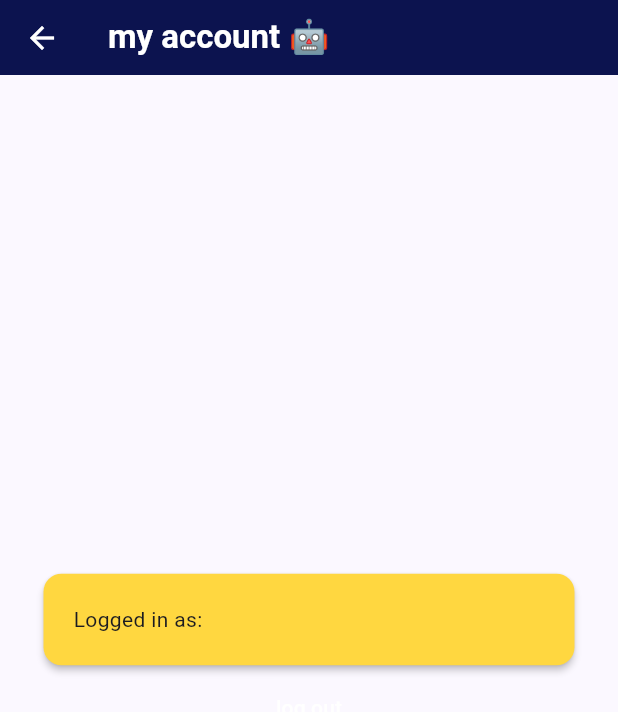
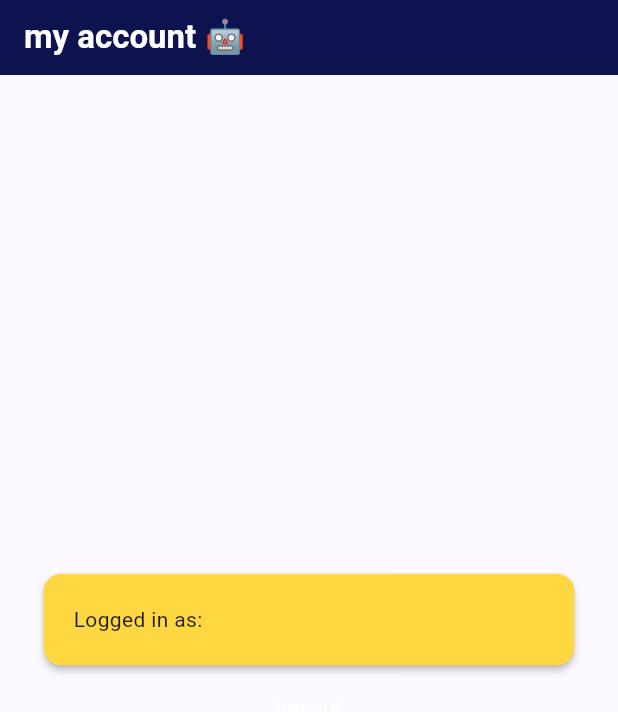
Before and after one commit to ettoma/popcornV2, a Flutter app: the AccountPage screen opened directly, on a phone screen of 412 x 824 dp. Shown: the top 712 px of the screen. Run offline on Flutter 3.47's test engine with Material 2 defaults, Android fonts, the light colour scheme and no system bars; our stand-ins replace cloud_firestore, email_validator, firebase_auth, firebase_core; missing offline and left inert: dart:html; accounts and stored records are empty; generated files the repository leaves out were written again; network calls fail.

Commit message:
appbar fix

```diff
--- a/lib/api/user_api.dart
+++ b/lib/api/user_api.dart
@@ -3,8 +3,8 @@ import 'package:firebase_auth/firebase_auth.dart';
 import 'package:http/http.dart' as http;
 
 class UserAPI {
-  // final String BASE_URL_PROD = 'https://popcorn-server-zfqa.onrender.com';
-  final String BASE_URL_PROD = 'http://localhost:11111';
+  final String BASE_URL_PROD = 'https://popcorn-server-zfqa.onrender.com';
+  // final String BASE_URL_PROD = 'http://localhost:11111';
 
   Future<bool> addUser(String email, String password) async {
     var emailNorm = email.toLowerCase().trim();
--- a/lib/api/watchlist_api.dart
+++ b/lib/api/watchlist_api.dart
@@ -7,8 +7,8 @@ import 'package:popcorn_v2/api/models.dart';
 import 'utils.dart';
 
 class WatchlistAPI {
-  // final String BASE_URL_PROD = 'https://popcorn-server-zfqa.onrender.com';
-  final String BASE_URL_PROD = 'http://localhost:11111';
+  final String BASE_URL_PROD = 'https://popcorn-server-zfqa.onrender.com';
+  // final String BASE_URL_PROD = 'http://localhost:11111';
 
   var currentUser = FirebaseAuth.instance.currentUser!.uid;
   Future<List<Movie>> getMoviesFromKeyword(String keyword) async {
--- a/lib/components/app_bar.dart
+++ b/lib/components/app_bar.dart
@@ -1,9 +1,10 @@
 import 'package:flutter/material.dart';
 
 class MyAppBar extends StatefulWidget implements PreferredSizeWidget {
-  const MyAppBar({super.key, required this.title});
+  const MyAppBar({super.key, required this.title, this.leadingButton});
 
   final String title;
+  final bool? leadingButton;
 
   @override
   Size get preferredSize => const Size.fromHeight(50);
@@ -16,6 +17,7 @@ class _MyAppBarState extends State<MyAppBar> {
   @override
   Widget build(BuildContext context) {
     return AppBar(
+      automaticallyImplyLeading: false,
       title: Text(
         widget.title,
         style: TextStyle(fontWeight: FontWeight.bold),
--- a/lib/pages/homepage.dart
+++ b/lib/pages/homepage.dart
@@ -31,7 +31,9 @@ class _HomepageState extends State<Homepage> {
   Widget build(BuildContext context) {
     return SafeArea(
       child: Scaffold(
-        appBar: const MyAppBar(title: 'popcorn 🍿'),
+        appBar: const MyAppBar(
+          title: 'popcorn 🍿',
+        ),
         body: Padding(
           padding: const EdgeInsets.all(25),
           child: Column(
```
Also changed, not shown: lib/pages/sign_up_page.dart (+20 -2 lines), 1 other file.
